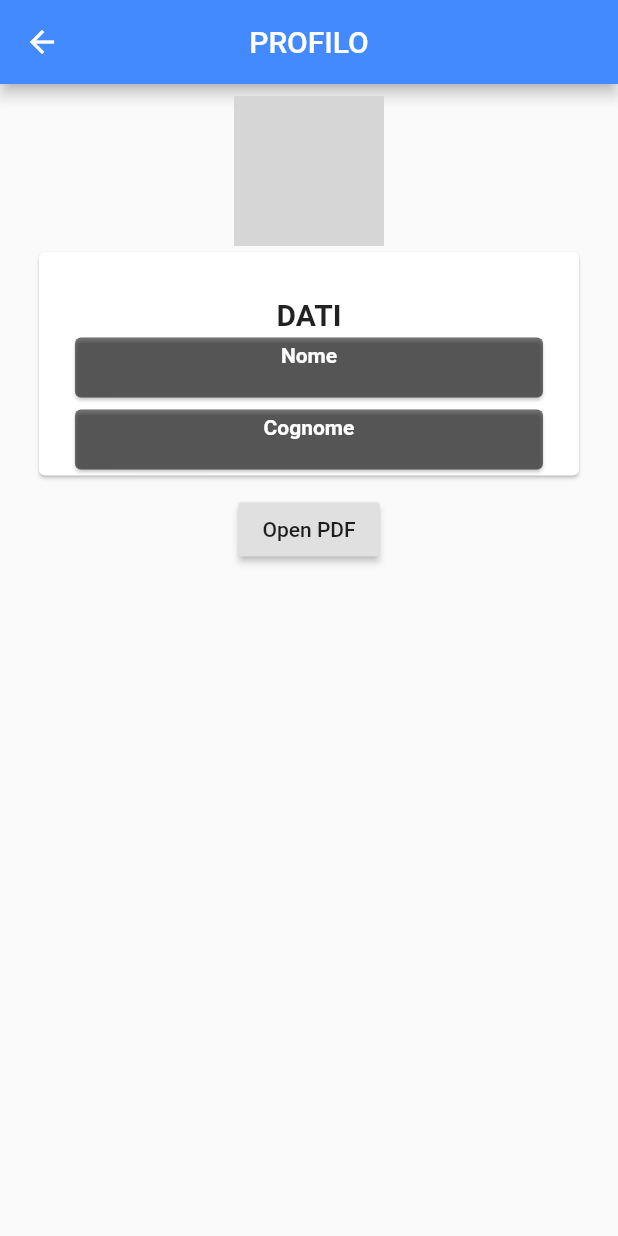
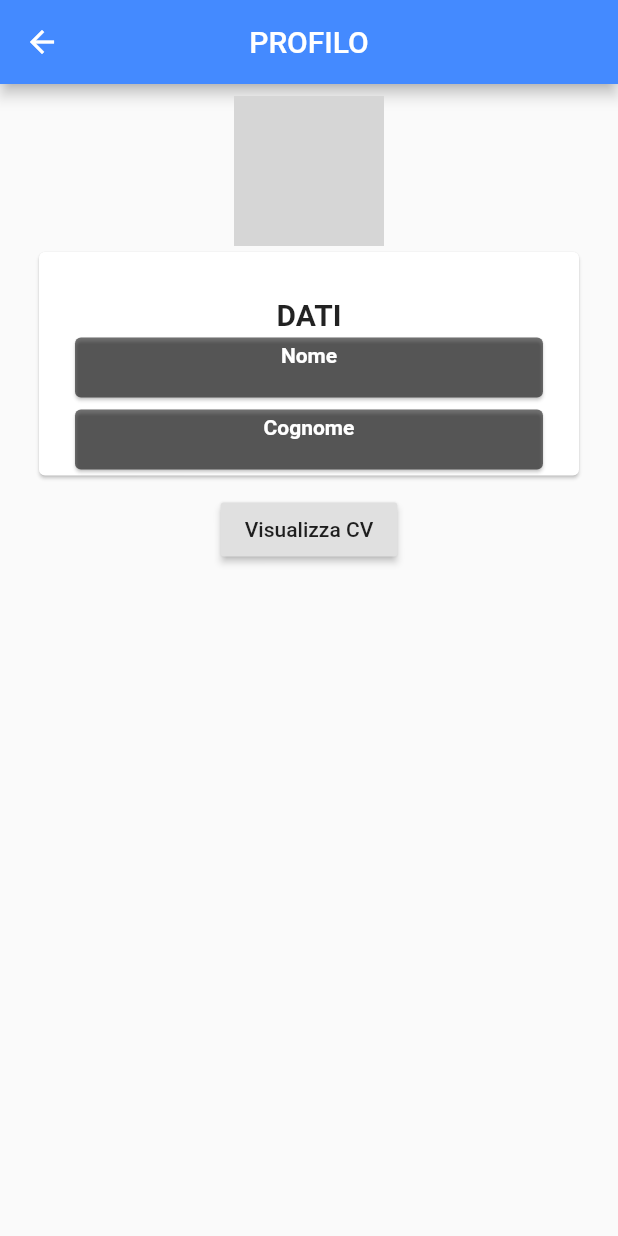
Before and after one commit to DomenicoMiranda/TeamUp, a Flutter app: the OwnerProfile screen opened directly with empty values, on a phone screen of 412 x 824 dp. Run offline on Flutter 3.47's test engine with Material 2 defaults, Android fonts, the light colour scheme and no system bars; our stand-ins replace cloud_firestore, email_validator, file_picker, firebase_auth, firebase_storage, flutter_signin_button and 5 more; missing offline and left inert: flutter_plugin_pdf_viewer; accounts and stored records are empty; network calls fail; grey boxes are pictures that could not be loaded.

Commit message:
minor fix

```diff
--- a/lib/screens/project_details.dart
+++ b/lib/screens/project_details.dart
@@ -11,6 +11,7 @@ import 'package:teamup/screens/myprojects.dart';
 import 'package:teamup/screens/profile/my_project_applications.dart';
 import 'package:teamup/screens/project_owner_profile.dart';
 import 'package:teamup/screens/sponsor/sponsor.dart';
+import 'package:teamup/widgets/destinationView.dart';
 import 'package:teamup/widgets/loading.dart';
 import 'package:getflutter/getflutter.dart';
 import 'package:toast/toast.dart';
@@ -504,7 +505,7 @@ class _ProjectDetailsState extends State<ProjectDetails> {
         print("Ok");
         deleteMyProject();
         Navigator.push(
-            context, MaterialPageRoute(builder: (_) => MyProjectsList()));
+            context, MaterialPageRoute(builder: (_) => DestinationView()));
       },
     );
     var dialog = AlertDialog(
--- a/lib/screens/project_owner_profile.dart
+++ b/lib/screens/project_owner_profile.dart
@@ -138,7 +138,7 @@ class _OwnerProfileState extends State<OwnerProfile> {
       );
     }else{
       return RaisedButton(
-        child: Text("Open PDF"),
+        child: Text("Visualizza CV"),
         onPressed: () => Navigator.push(
           context,
           MaterialPageRoute(
```
